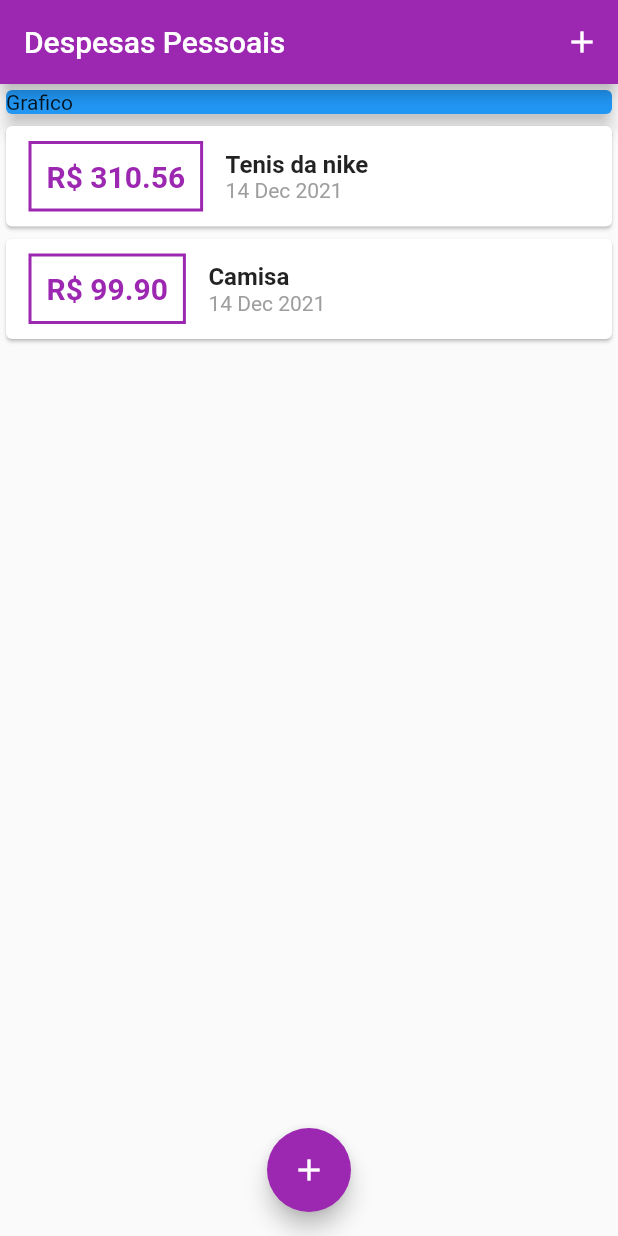
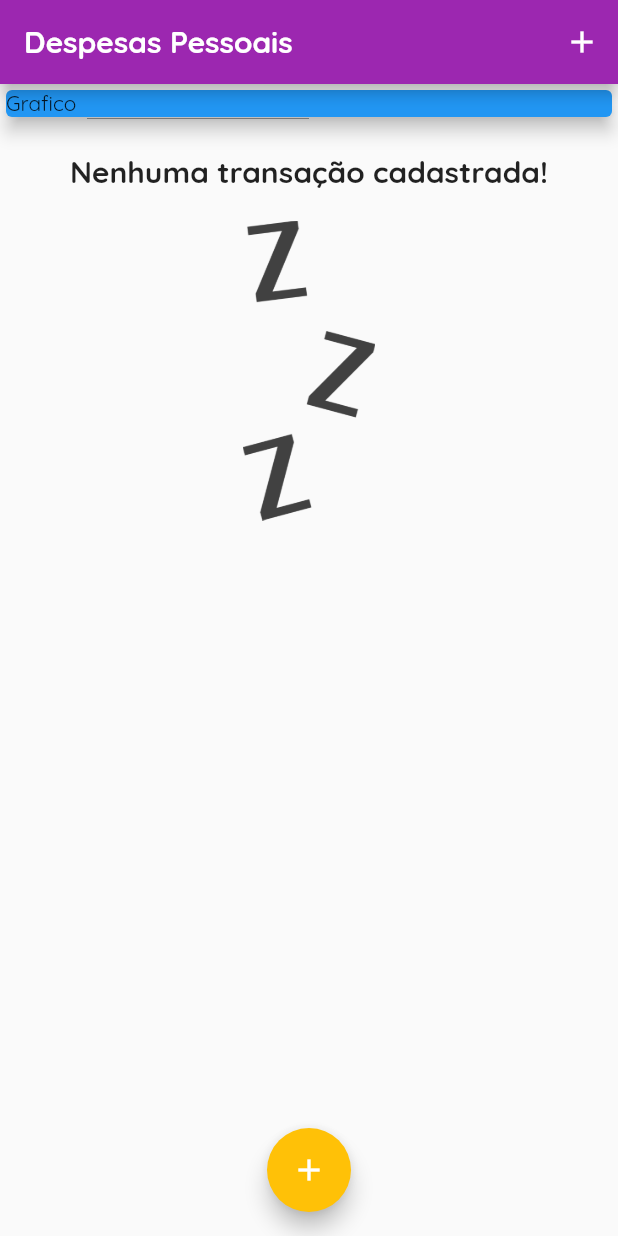
Before and after one commit to MarcelloMonteiro/Despesas-Pessoais, a Flutter app: the screen it shows after launch, on a phone screen of 412 x 824 dp. Run offline on Flutter 3.47's test engine with Material 2 defaults, Android fonts, the phone set to English and light mode, and no system bars.

Commit message:
estilizando components

```diff
--- a/lib/components/transaction_list.dart
+++ b/lib/components/transaction_list.dart
@@ -11,7 +11,29 @@ class TransactionList extends StatelessWidget {
   Widget build(BuildContext context) {
     return Container(
       height: 300,
-      child: ListView.builder(
+      child: transaction.isEmpty
+          ? Column(
+              children: <Widget>[
+                SizedBox(
+                  height: 20,
+                ),
+                Text(
+                  'Nenhuma transação cadastrada!',
+                  style: Theme.of(context).textTheme.headline6,
+                ),
+                SizedBox(
+                  height: 20,
+                ),
+                Container(
+                  height: 200,
+                  child: Image.asset(
+                    'assets/images/waiting.png',
+                    fit: BoxFit.cover,
+                  ),
+                ),
+              ],
+            )
+          : ListView.builder(
               itemCount: transaction.length,
               itemBuilder: (ctx, index) {
                 final tr = transaction[index];
@@ -25,7 +47,7 @@ class TransactionList extends StatelessWidget {
                         ),
                         decoration: BoxDecoration(
                             border: Border.all(
-                    color: Theme.of(context).primaryColor,
+                          color: Colors.purple,
                           width: 2,
                         )),
                         padding: EdgeInsets.all(10),
@@ -34,7 +56,7 @@ class TransactionList extends StatelessWidget {
                           style: TextStyle(
                             fontWeight: FontWeight.bold,
                             fontSize: 20,
-                      color: Theme.of(context).primaryColor,
+                            color: Colors.purple,
                           ),
                         ),
                       ),
@@ -43,10 +65,7 @@ class TransactionList extends StatelessWidget {
                         children: <Widget>[
                           Text(
                             tr.title,
-                      style: TextStyle(
-                        fontWeight: FontWeight.bold,
-                        fontSize: 16,
-                      ),
+                            style: Theme.of(context).textTheme.headline6,
                           ),
                           Text(DateFormat('d MMM y').format(tr.date),
                               style: TextStyle(
--- a/lib/main.dart
+++ b/lib/main.dart
@@ -14,7 +14,18 @@ class ExpensesApp extends StatelessWidget {
     return MaterialApp(
       home: MyhomePage(),
       theme: ThemeData(
-        primarySwatch: Colors.purple,
+        colorScheme: ColorScheme.fromSwatch(
+          primarySwatch: Colors.purple,
+        ).copyWith(
+          secondary: Colors.amber,
+        ),
+        fontFamily: 'Quicksand',
+        textTheme: const TextTheme(
+          headline6: TextStyle(
+            fontSize: 20,
+            fontWeight: FontWeight.bold,
+          ),
+        ),
       ),
     );
   }
@@ -26,19 +37,19 @@ class MyhomePage extends StatefulWidget {
 }
 
 class _MyhomePageState extends State<MyhomePage> {
-  final _transactions = [
-    Transaction(
-      id: 't1',
-      title: 'Tenis da nike',
-      value: 310.56,
-      date: DateTime.now(),
-    ),
-    Transaction(
-      id: 't2',
-      title: 'Camisa',
-      value: 99.90,
-      date: DateTime.now(),
-    ),
+  final List<Transaction> _transactions = [
+    // Transaction(
+    //   id: 't1',
+    //   title: 'Tenis da nike',
+    //   value: 310.56,
+    //   date: DateTime.now(),
+    // ),
+    // Transaction(
+    //   id: 't2',
+    //   title: 'Camisa',
+    //   value: 99.90,
+    //   date: DateTime.now(),
+    // ),
   ];
 
   _addTransaction(String title, double value) {
```
Also changed, not shown: pubspec.yaml (+14 -14 lines), assets/fonts/OpenSans-Bold.ttf (added), assets/fonts/OpenSans-Regular.ttf (added), assets/fonts/Quicksand-Bold.ttf (added), assets/fonts/Quicksand-Light.ttf (added), assets/fonts/Quicksand-Medium.ttf (added), assets/fonts/Quicksand-Regular.ttf (added), assets/images/waiting.png (added). Lines whose indentation alone changed are shown as unchanged.
